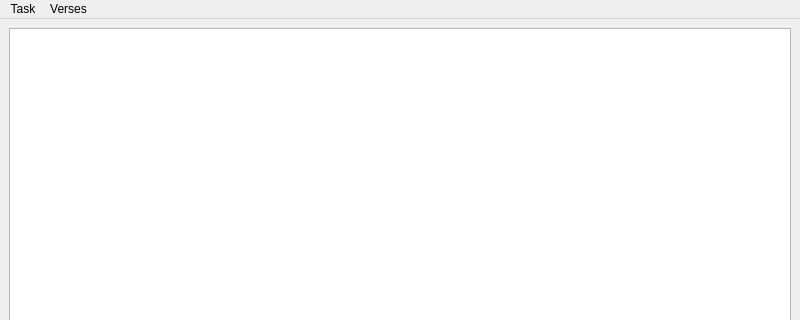
deadlytoah/mvp, file dataentry.ui: the form before one commit; both pictures show x 0 to 800 and y 0 to 320 of the 800 by 600 pixel window.
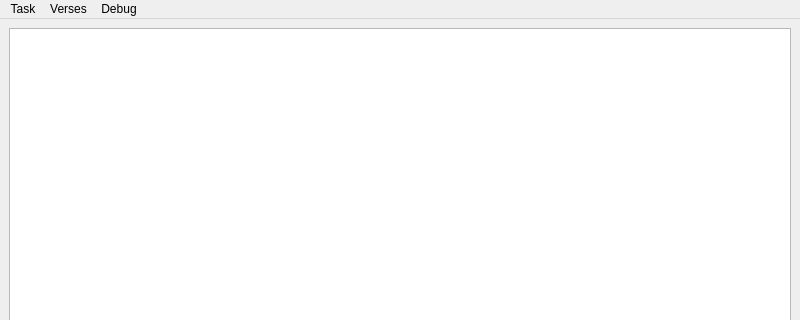
The form after the commit.

```diff
--- a/dataentry.ui
+++ b/dataentry.ui
@@ -83,8 +83,15 @@
     <addaction name="actionVerse_Entry"/>
     <addaction name="action_view_flash_cards"/>
    </widget>
+   <widget class="QMenu" name="menuDebug">
+    <property name="title">
+     <string>Debug</string>
+    </property>
+    <addaction name="action_debug_inspect_database"/>
+   </widget>
    <addaction name="menuData_Entry"/>
    <addaction name="menuVerses"/>
+   <addaction name="menuDebug"/>
   </widget>
   <action name="action_scrub">
    <property name="text">
```
Left out of the diff: 5 changed lines with no effect on the pictures.
